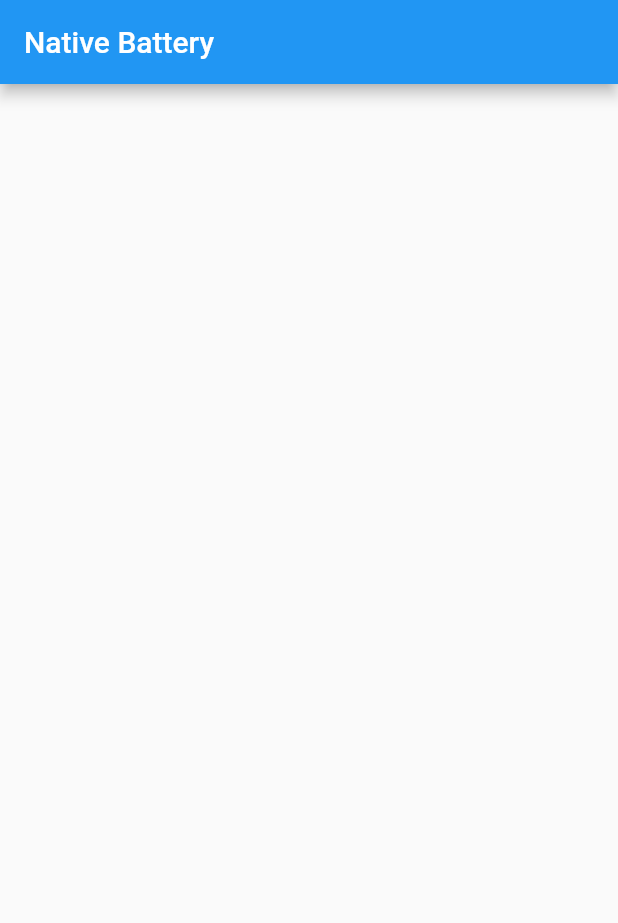
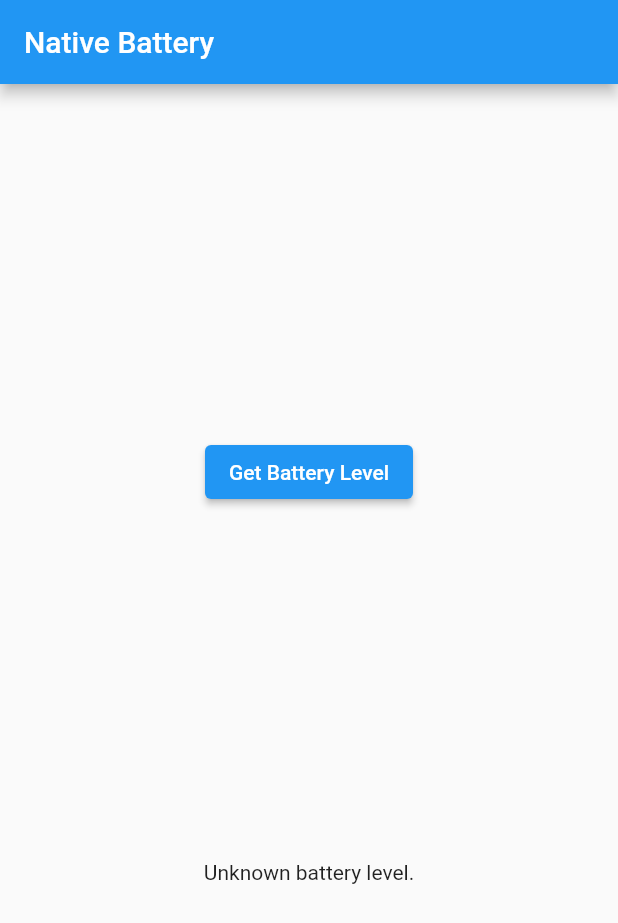
Before and after one commit to teerasej/nextflow_flutter_battery_native, a Flutter app: the screen it shows after launch, on a phone screen of 412 x 824 dp. Shown: the top 923 px of the screen. Run offline on Flutter 3.47's test engine with Material 2 defaults, Android fonts, the phone set to English and light mode, and no system bars.

Commit message:
สร้างกลไกเรียกใช้ native code

```diff
--- a/lib/home_page.dart
+++ b/lib/home_page.dart
@@ -1,4 +1,5 @@
 import 'package:flutter/material.dart';
+import 'package:flutter/services.dart';
 
 class HomePage extends StatefulWidget {
   const HomePage({Key? key}) : super(key: key);
@@ -8,13 +9,42 @@
 }
 
 class _HomePageState extends State<HomePage> {
+  static const platform = MethodChannel('th.in.nextflow/battery');
+
+  String _batteryLevel = 'Unknown battery level.';
+
+  Future<void> _getBatteryLevel() async {
+    String batteryLevel;
+    try {
+      final int result = await platform.invokeMethod('getBatteryLevel');
+      batteryLevel = 'Battery level at $result % .';
+    } on PlatformException catch (e) {
+      batteryLevel = "Failed to get battery level: '${e.message}'.";
+    }
+
+    setState(() {
+      _batteryLevel = batteryLevel;
+    });
+  }
+
   @override
   Widget build(BuildContext context) {
     return Scaffold(
       appBar: AppBar(
         title: Text('Native Battery'),
       ),
-      body: Container(),
+      body: Center(
+        child: Column(
+          mainAxisAlignment: MainAxisAlignment.spaceEvenly,
+          children: [
+            ElevatedButton(
+              child: Text('Get Battery Level'),
+              onPressed: _getBatteryLevel,
+            ),
+            Text(_batteryLevel),
+          ],
+        ),
+      ),
     );
   }
 }
```
